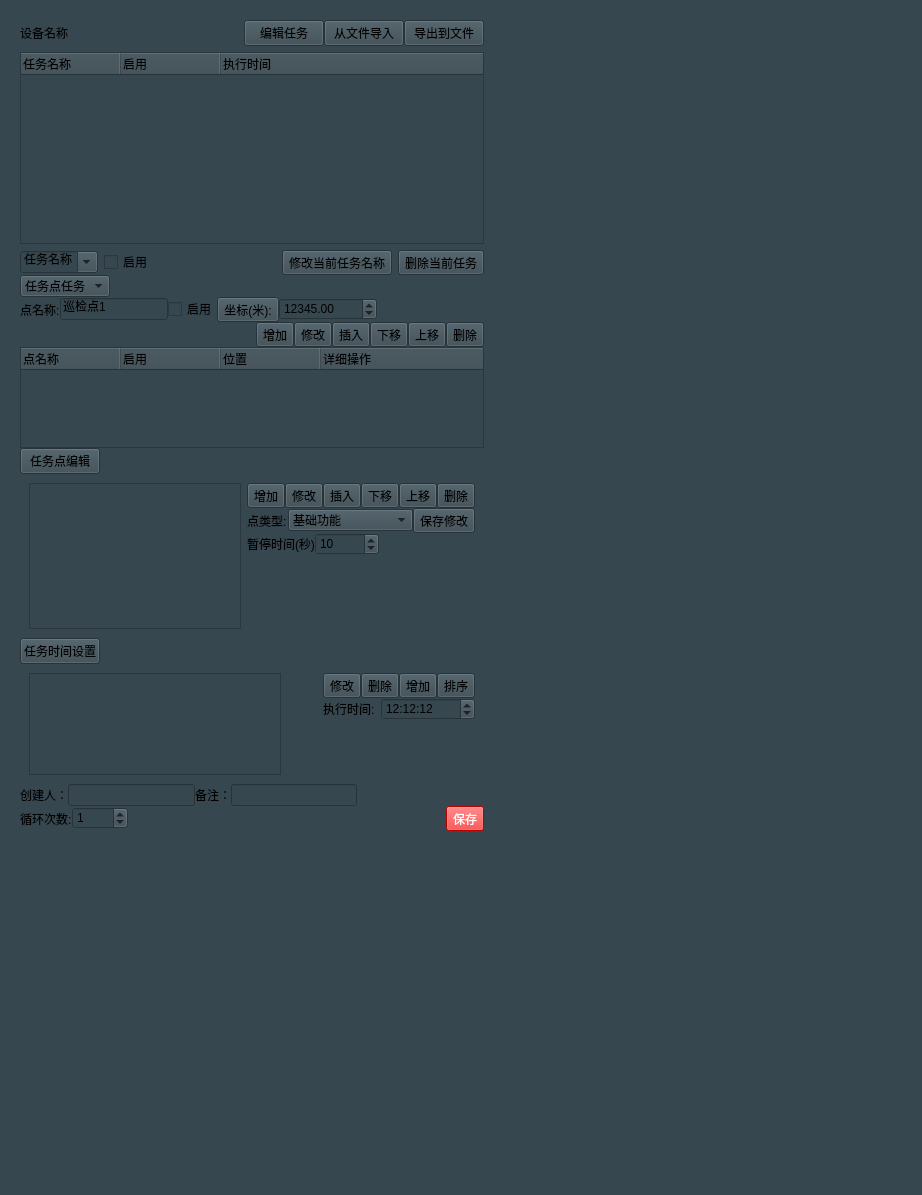
Qt form ShunDe/function/inspection.ui (imtangsheng/QtClient) before a commit.
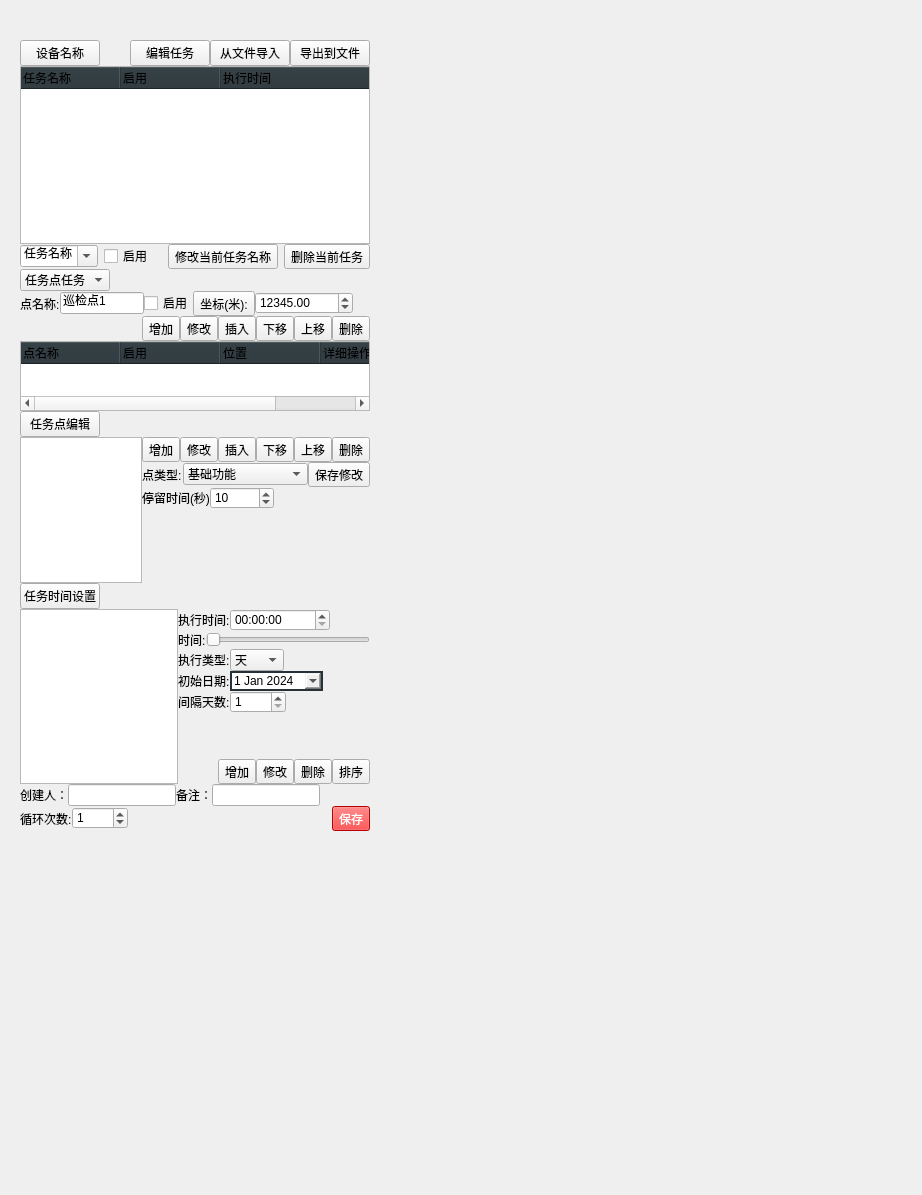
The same form after that commit. The open tabs and pages were chosen to show the change. Icons and pictures are not drawn.

Commit message: 巡检时间设置支持天数，星期来设置

Diff of the .ui file:
```diff
--- a/ShunDe/function/inspection.ui
+++ b/ShunDe/function/inspection.ui
@@ -10,232 +10,6 @@
     <height>1195</height>
    </rect>
   </property>
-  <property name="palette">
-   <palette>
-    <active>
-     <colorrole role="WindowText">
-      <brush brushstyle="SolidPattern">
-       <color alpha="255">
-        <red>255</red>
-        <green>255</green>
-        <blue>255</blue>
-       </color>
-      </brush>
-     </colorrole>
-     <colorrole role="Button">
-      <brush brushstyle="SolidPattern">
-       <color alpha="255">
-        <red>55</red>
-        <green>71</green>
-        <blue>79</blue>
-       </color>
-      </brush>
-     </colorrole>
-     <colorrole role="Text">
-      <brush brushstyle="SolidPattern">
-       <color alpha="255">
-        <red>197</red>
-        <green>200</green>
-        <blue>206</blue>
-       </color>
-      </brush>
-     </colorrole>
-     <colorrole role="ButtonText">
-      <brush brushstyle="SolidPattern">
-       <color alpha="255">
-        <red>197</red>
-        <green>200</green>
-        <blue>206</blue>
-       </color>
-      </brush>
-     </colorrole>
-     <colorrole role="Base">
-      <brush brushstyle="SolidPattern">
-       <color alpha="255">
-        <red>55</red>
-        <green>71</green>
-        <blue>79</blue>
-       </color>
-      </brush>
-     </colorrole>
-     <colorrole role="Window">
-      <brush brushstyle="SolidPattern">
-       <color alpha="255">
-        <red>55</red>
-        <green>71</green>
-        <blue>79</blue>
-       </color>
-      </brush>
-     </colorrole>
-     <colorrole role="HighlightedText">
-      <brush brushstyle="SolidPattern">
-       <color alpha="255">
-        <red>170</red>
-        <green>255</green>
-        <blue>255</blue>
-       </color>
-      </brush>
-     </colorrole>
-     <colorrole role="ToolTipText">
-      <brush brushstyle="SolidPattern">
-       <color alpha="255">
-        <red>255</red>
-        <green>255</green>
-        <blue>255</blue>
-       </color>
-      </brush>
-     </colorrole>
-     <colorrole role="PlaceholderText">
-      <brush brushstyle="SolidPattern">
-       <color alpha="128">
-        <red>197</red>
-        <green>200</green>
-        <blue>206</blue>
-       </color>
-      </brush>
-     </colorrole>
-    </active>
-    <inactive>
-     <colorrole role="WindowText">
-      <brush brushstyle="SolidPattern">
-       <color alpha="255">
-        <red>255</red>
-        <green>255</green>
-        <blue>255</blue>
-       </color>
-      </brush>
-     </colorrole>
-     <colorrole role="Button">
-      <brush brushstyle="SolidPattern">
-       <color alpha="255">
-        <red>55</red>
-        <green>71</green>
-        <blue>79</blue>
-       </color>
-      </brush>
-     </colorrole>
-     <colorrole role="Text">
-      <brush brushstyle="SolidPattern">
-       <color alpha="255">
-        <red>197</red>
-        <green>200</green>
-        <blue>206</blue>
-       </color>
-      </brush>
-     </colorrole>
-     <colorrole role="ButtonText">
-      <brush brushstyle="SolidPattern">
-       <color alpha="255">
-        <red>197</red>
-        <green>200</green>
-        <blue>206</blue>
-       </color>
-      </brush>
-     </colorrole>
-     <colorrole role="Base">
-      <brush brushstyle="SolidPattern">
-       <color alpha="255">
-        <red>55</red>
-        <green>71</green>
-        <blue>79</blue>
-       </color>
-      </brush>
-     </colorrole>
-     <colorrole role="Window">
-      <brush brushstyle="SolidPattern">
-       <color alpha="255">
-        <red>55</red>
-        <green>71</green>
-        <blue>79</blue>
-       </color>
-      </brush>
-     </colorrole>
-     <colorrole role="HighlightedText">
-      <brush brushstyle="SolidPattern">
-       <color alpha="255">
-        <red>170</red>
-        <green>255</green>
-        <blue>255</blue>
-       </color>
-      </brush>
-     </colorrole>
-     <colorrole role="ToolTipText">
-      <brush brushstyle="SolidPattern">
-       <color alpha="255">
-        <red>255</red>
-        <green>255</green>
-        <blue>255</blue>
-       </color>
-      </brush>
-     </colorrole>
-     <colorrole role="PlaceholderText">
-      <brush brushstyle="SolidPattern">
-       <color alpha="128">
-        <red>197</red>
-        <green>200</green>
-        <blue>206</blue>
-       </color>
-      </brush>
-     </colorrole>
-    </inactive>
-    <disabled>
-     <colorrole role="Button">
-      <brush brushstyle="SolidPattern">
-       <color alpha="255">
-        <red>55</red>
-        <green>71</green>
-        <blue>79</blue>
-       </color>
-      </brush>
-     </colorrole>
-     <colorrole role="Base">
-      <brush brushstyle="SolidPattern">
-       <color alpha="255">
-        <red>55</red>
-        <green>71</green>
-        <blue>79</blue>
-       </color>
-      </brush>
-     </colorrole>
-     <colorrole role="Window">
-      <brush brushstyle="SolidPattern">
-       <color alpha="255">
-        <red>55</red>
-        <green>71</green>
-        <blue>79</blue>
-       </color>
-      </brush>
-     </colorrole>
-     <colorrole role="HighlightedText">
-      <brush brushstyle="SolidPattern">
-       <color alpha="255">
-        <red>170</red>
-        <green>255</green>
-        <blue>255</blue>
-       </color>
-      </brush>
-     </colorrole>
-     <colorrole role="ToolTipText">
-      <brush brushstyle="SolidPattern">
-       <color alpha="255">
-        <red>255</red>
-        <green>255</green>
-        <blue>255</blue>
-       </color>
-      </brush>
-     </colorrole>
-     <colorrole role="PlaceholderText">
-      <brush brushstyle="SolidPattern">
-       <color alpha="128">
-        <red>197</red>
-        <green>200</green>
-        <blue>206</blue>
-       </color>
-      </brush>
-     </colorrole>
-    </disabled>
-   </palette>
-  </property>
   <property name="windowTitle">
    <string>巡检功能</string>
   </property>
@@ -243,16 +17,13 @@
    <iconset resource="../resource.qrc">
     <normaloff>:/asset/titler/Robot.svg</normaloff>:/asset/titler/Robot.svg</iconset>
   </property>
-  <property name="styleSheet">
-   <string notr="true">background-color: rgb(55, 71, 79);</string>
-  </property>
   <widget class="QWidget" name="widget_inspection" native="true">
    <property name="geometry">
     <rect>
      <x>20</x>
-     <y>20</y>
-     <width>464</width>
-     <height>811</height>
+     <y>40</y>
+     <width>350</width>
+     <height>791</height>
     </rect>
    </property>
    <property name="maximumSize">
@@ -278,16 +49,52 @@
 border-image: url(:/asset/HomeWindow/Speed_Add.svg);
 border-width: 1px;
 }
+
+QDateEdit::down-button {
+subcontrol-origin: border;
+subcontrol-position: left;
+width: 16px;
+height: 16px;
+border-image: url(:/asset/HomeWindow/Speed_Sub.svg);
+border-width: 1px;
+}
+QDateEdit::up-button {
+subcontrol-origin: border;
+subcontrol-position: right;
+width: 16px;
+height: 16px;
+border-image: url(:/asset/HomeWindow/Speed_Add.svg);
+border-width: 1px;
+}
+
+QHeaderView::section { 
+	background-color: rgb(38, 50, 56);
+}
 </string>
    </property>
    <layout class="QVBoxLayout" name="verticalLayout_3" stretch="0,0,10">
+    <property name="spacing">
+     <number>0</number>
+    </property>
+    <property name="leftMargin">
+     <number>0</number>
+    </property>
+    <property name="topMargin">
+     <number>0</number>
+    </property>
+    <property name="rightMargin">
+     <number>0</number>
+    </property>
+    <property name="bottomMargin">
+     <number>0</number>
+    </property>
     <item>
      <layout class="QHBoxLayout" name="horizontalLayout_5">
       <property name="spacing">
        <number>0</number>
       </property>
       <item>
-       <widget class="QLabel" name="label_robot_name">
+       <widget class="QPushButton" name="pushButton_robot_name">
         <property name="text">
          <string>设备名称</string>
         </property>
@@ -740,6 +547,21 @@
        <item>
         <widget class="QWidget" name="widgetActionSetting" native="true">
          <layout class="QHBoxLayout" name="horizontalLayout_22">
+          <property name="spacing">
+           <number>0</number>
+          </property>
+          <property name="leftMargin">
+           <number>0</number>
+          </property>
+          <property name="topMargin">
+           <number>0</number>
+          </property>
+          <property name="rightMargin">
+           <number>0</number>
+          </property>
+          <property name="bottomMargin">
+           <number>0</number>
+          </property>
           <item>
            <widget class="QListWidget" name="listWidget_task_point_action">
             <property name="sizePolicy">
@@ -766,6 +588,19 @@
               <property name="spacing">
                <number>0</number>
               </property>
+              <item>
+               <spacer name="horizontalSpacer_23">
+                <property name="orientation">
+                 <enum>Qt::Horizontal</enum>
+                </property>
+                <property name="sizeHint" stdset="0">
+                 <size>
+                  <width>40</width>
+                  <height>20</height>
+                 </size>
+                </property>
+               </spacer>
+              </item>
               <item>
                <widget class="QToolButton" name="toolButton_task_point_action_add">
                 <property name="text">
@@ -909,7 +744,7 @@
                   <item>
                    <widget class="QLabel" name="label_8">
                     <property name="text">
-                     <string>暂停时间(秒)</string>
+                     <string>停留时间(秒)</string>
                     </property>
                    </widget>
                   </item>
@@ -1517,7 +1352,22 @@
        </item>
        <item>
         <widget class="QWidget" name="widgetTimeSetting" native="true">
-         <layout class="QHBoxLayout" name="horizontalLayout_23">
+         <layout class="QHBoxLayout" name="horizontalLayout_23" stretch="1,0">
+          <property name="spacing">
+           <number>0</number>
+          </property>
+          <property name="leftMargin">
+           <number>0</number>
+          </property>
+          <property name="topMargin">
+           <number>0</number>
+          </property>
+          <property name="rightMargin">
+           <number>0</number>
+          </property>
+          <property name="bottomMargin">
+           <number>0</number>
+          </property>
           <item>
            <widget class="QListWidget" name="listWidget_task_time">
             <property name="sizePolicy">
@@ -1535,60 +1385,18 @@
            </widget>
           </item>
           <item>
-           <spacer name="horizontalSpacer_16">
-            <property name="orientation">
-             <enum>Qt::Horizontal</enum>
-            </property>
-            <property name="sizeHint" stdset="0">
-             <size>
-              <width>40</width>
-              <height>20</height>
-             </size>
-            </property>
-           </spacer>
-          </item>
-          <item>
-           <layout class="QVBoxLayout" name="verticalLayout_6">
+           <layout class="QVBoxLayout" name="verticalLayout_time_setting">
             <property name="spacing">
              <number>0</number>
             </property>
             <item>
-             <layout class="QHBoxLayout" name="horizontalLayout_17">
-              <item>
-               <widget class="QToolButton" name="toolButton_task_time_update">
-                <property name="text">
-                 <string>修改</string>
-                </property>
-               </widget>
-              </item>
-              <item>
-               <widget class="QToolButton" name="toolButton_task_time_delete">
-                <property name="text">
-                 <string>删除</string>
-                </property>
-               </widget>
-              </item>
-              <item>
-               <widget class="QToolButton" name="toolButton_task_time_add">
-                <property name="text">
-                 <string>增加</string>
-                </property>
-               </widget>
-              </item>
-              <item>
-               <widget class="QToolButton" name="toolButton_task_time_sort">
-                <property name="text">
-                 <string>排序</string>
-                </property>
-               </widget>
-              </item>
-             </layout>
-            </item>
-            <item>
-             <layout class="QHBoxLayout" name="horizontalLayout_16">
+             <layout class="QHBoxLayout" name="horizontalLayout_16" stretch="0,10,0">
               <property name="spacing">
                <number>0</number>
               </property>
+              <property name="bottomMargin">
+               <number>0</number>
+              </property>
               <item>
                <widget class="QLabel" name="label_7">
                 <property name="text">
@@ -1623,20 +1431,394 @@
 border-width: 1px;
 }</string>
                 </property>
+                <property name="minimumDate">
+                 <date>
+                  <year>2001</year>
+                  <month>1</month>
+                  <day>1</day>
+                 </date>
+                </property>
+                <property name="currentSection">
+                 <enum>QDateTimeEdit::HourSection</enum>
+                </property>
                 <property name="displayFormat">
-                 <string>h:mm:ss</string>
+                 <string>hh:mm:ss</string>
                 </property>
                 <property name="time">
                  <time>
-                  <hour>12</hour>
-                  <minute>12</minute>
-                  <second>12</second>
+                  <hour>0</hour>
+                  <minute>0</minute>
+                  <second>0</second>
                  </time>
                 </property>
                </widget>
               </item>
+              <item>
+               <spacer name="horizontalSpacer_25">
+                <property name="orientation">
+                 <enum>Qt::Horizontal</enum>
+                </property>
+                <property name="sizeHint" stdset="0">
+                 <size>
+                  <width>40</width>
+                  <height>20</height>
+                 </size>
+                </property>
+               </spacer>
+              </item>
              </layout>
             </item>
+            <item>
+             <layout class="QHBoxLayout" name="horizontalLayout_26" stretch="0,1">
+              <property name="spacing">
+               <number>0</number>
+              </property>
+              <item>
+               <widget class="QLabel" name="label_4">
+                <property name="text">
+                 <string>时间:</string>
+                </property>
+               </widget>
+              </item>
+              <item>
+               <widget class="QSlider" name="horizontalSlider_time">
+                <property name="maximum">
+                 <number>86399</number>
+                </property>
+                <property name="singleStep">
+                 <number>60</number>
+                </property>
+                <property name="orientation">
+                 <enum>Qt::Horizontal</enum>
+                </property>
+               </widget>
+              </item>
+             </layout>
+            </item>
+            <item>
+             <layout class="QHBoxLayout" name="horizontalLayout_27">
+              <item>
+               <widget class="QLabel" name="label_19">
+                <property name="text">
+                 <string>执行类型:</string>
+                </property>
+               </widget>
+              </item>
+              <item>
+               <widget class="QComboBox" name="comboBox_type_time">
+                <property name="currentIndex">
+                 <number>0</number>
+                </property>
+                <item>
+                 <property name="text">
+                  <string>天</string>
+                 </property>
+                </item>
+                <item>
+                 <property name="text">
+                  <string>星期</string>
+                 </property>
+                </item>
+               </widget>
+              </item>
+              <item>
+               <spacer name="horizontalSpacer_24">
+                <property name="orientation">
+                 <enum>Qt::Horizontal</enum>
+                </property>
+                <property name="sizeHint" stdset="0">
+                 <size>
+                  <width>40</width>
+                  <height>20</height>
+                 </size>
+                </property>
+               </spacer>
+              </item>
+             </layout>
+            </item>
+            <item>
+             <widget class="QStackedWidget" name="stackedWidget_typeTime">
+              <property name="sizePolicy">
+               <sizepolicy hsizetype="Minimum" vsizetype="Minimum">
+                <horstretch>0</horstretch>
+                <verstretch>0</verstretch>
+               </sizepolicy>
+              </property>
+              <property name="currentIndex">
+               <number>0</number>
+              </property>
+              <widget class="QWidget" name="page_days">
+               <layout class="QVBoxLayout" name="verticalLayout_7">
+                <property name="spacing">
+                 <number>0</number>
+                </property>
+                <property name="leftMargin">
+                 <number>0</number>
+                </property>
+                <property name="topMargin">
+                 <number>0</number>
+                </property>
+                <property name="rightMargin">
+                 <number>0</number>
+                </property>
+                <property name="bottomMargin">
+                 <number>0</number>
+                </property>
+                <item>
+                 <layout class="QHBoxLayout" name="horizontalLayout_25">
+                  <item>
+                   <widget class="QLabel" name="label_17">
+                    <property name="text">
+                     <string>初始日期:</string>
+                    </property>
+                   </widget>
+                  </item>
+                  <item>
+                   <widget class="QDateEdit" name="dateEdit_days_interval_begin">
+                    <property name="styleSheet">
+                     <string notr="true">QDateEdit::down-arrow {
+	
+	image: url(:/asset/HomeWindow/PTZControl_TILT_DOWN.svg);
+
+}
+QDateEdit {
+border: 2px solid #263238;
+
+}
+</string>
+                    </property>
+                    <property name="dateTime">
+                     <datetime>
+                      <hour>0</hour>
+                      <minute>0</minute>
+                      <second>0</second>
+                      <year>2024</year>
+                      <month>1</month>
+                      <day>1</day>
+                     </datetime>
+                    </property>
+                    <property name="time">
+                     <time>
+                      <hour>0</hour>
+                      <minute>0</minute>
+                      <second>0</second>
+                     </time>
+                    </property>
+                    <property name="minimumDateTime">
+                     <datetime>
+                      <hour>0</hour>
+                      <minute>0</minute>
+                      <second>0</second>
+                      <year>2023</year>
+                      <month>12</month>
+                      <day>31</day>
+                     </datetime>
+                    </property>
+                    <property name="minimumDate">
+                     <date>
+                      <year>2023</year>
+                      <month>12</month>
+                      <day>31</day>
+                     </date>
+                    </property>
+                    <property name="minimumTime">
+                     <time>
+                      <hour>0</hour>
+                      <minute>0</minute>
+                      <second>0</second>
+                     </time>
+                    </property>
+                    <property name="calendarPopup">
+                     <bool>true</bool>
+                    </property>
+                    <property name="date">
+                     <date>
+                      <year>2024</year>
+                      <month>1</month>
+                      <day>1</day>
+                     </date>
+                    </property>
+                   </widget>
+                  </item>
+                  <item>
+                   <spacer name="horizontalSpacer_19">
+                    <property name="orientation">
+                     <enum>Qt::Horizontal</enum>
+                    </property>
+                    <property name="sizeHint" stdset="0">
+                     <size>
+                      <width>40</width>
+                      <height>20</height>
+                     </size>
+                    </property>
+                   </spacer>
+                  </item>
+                 </layout>
+                </item>
+                <item>
+                 <layout class="QHBoxLayout" name="horizontalLayout_24">
+                  <item>
+                   <widget class="QLabel" name="label_16">
+                    <property name="text">
+                     <string>间隔天数:</string>
+                    </property>
+                   </widget>
+                  </item>
+                  <item>
+                   <widget class="QSpinBox" name="spinBox_days_interval">
+                    <property name="minimumSize">
+                     <size>
+                      <width>56</width>
+                      <height>0</height>
+                     </size>
+                    </property>
+                    <property name="minimum">
+                     <number>1</number>
+                    </property>
+                    <property name="value">
+                     <number>1</number>
+                    </property>
+                   </widget>
+                  </item>
+                  <item>
+                   <spacer name="horizontalSpacer_20">
+                    <property name="orientation">
+                     <enum>Qt::Horizontal</enum>
+                    </property>
+                    <property name="sizeHint" stdset="0">
+                     <size>
+                      <width>40</width>
+                      <height>20</height>
+                     </size>
+                    </property>
+                   </spacer>
+                  </item>
+                 </layout>
+                </item>
+                <item>
+                 <spacer name="verticalSpacer_11">
+                  <property name="orientation">
+                   <enum>Qt::Vertical</enum>
+                  </property>
+                  <property name="sizeHint" stdset="0">
+                   <size>
+                    <width>20</width>
+                    <height>40</height>
+                   </size>
+                  </property>
+                 </spacer>
+                </item>
+               </layout>
+              </widget>
+              <widget class="QWidget" name="page_2">
+               <layout class="QGridLayout" name="gridLayout">
+                <property name="leftMargin">
+                 <number>0</number>
+                </property>
+                <property name="topMargin">
+                 <number>0</number>
+                </property>
+                <property name="rightMargin">
+                 <number>0</number>
+                </property>
+                <property name="bottomMargin">
+                 <number>0</number>
+                </property>
+                <property name="spacing">
+                 <number>0</number>
+                </property>
+                <item row="2" column="2">
+                 <widget class="QCheckBox" name="checkBox_time_week_6">
+                  <property name="text">
+                   <string>六</string>
+                  </property>
+                 </widget>
+                </item>
+                <item row="2" column="1">
+                 <widget class="QCheckBox" name="checkBox_time_week_5">
+                  <property name="text">
+                   <string>五</string>
+                  </property>
+                 </widget>
+                </item>
+                <item row="2" column="0">
+                 <widget class="QCheckBox" name="checkBox_time_week_4">
+                  <property name="text">
+                   <string>四</string>
+                  </property>
+                 </widget>
+                </item>
+                <item row="0" column="2">
+                 <widget class="QCheckBox" name="checkBox_time_week_2">
+                  <property name="sizePolicy">
+                   <sizepolicy hsizetype="Minimum" vsizetype="Minimum">
+                    <horstretch>0</horstretch>
+                    <verstretch>0</verstretch>
+                   </sizepolicy>
+                  </property>
+                  <property name="text">
+                   <string>二</string>
+                  </property>
+                 </widget>
+                </item>
+                <item row="0" column="1">
+                 <widget class="QCheckBox" name="checkBox_time_week_1">
+                  <property name="text">
+                   <string>一</string>
+                  </property>
+                 </widget>
+                </item>
+                <item row="0" column="4">
+                 <spacer name="horizontalSpacer_22">
+                  <property name="orientation">
+                   <enum>Qt::Horizontal</enum>
+                  </property>
+                  <property name="sizeHint" stdset="0">
+                   <size>
+                    <width>40</width>
+                    <height>20</height>
+                   </size>
+                  </property>
+                 </spacer>
+                </item>
+                <item row="2" column="3">
+                 <widget class="QCheckBox" name="checkBox_time_week_7">
+                  <property name="text">
+                   <string>天</string>
+                  </property>
+                 </widget>
+                </item>
+                <item row="0" column="3">
+                 <widget class="QCheckBox" name="checkBox_time_week_3">
+                  <property name="text">
+                   <string>三</string>
+                  </property>
+                 </widget>
+                </item>
+                <item row="0" column="0">
+                 <widget class="QLabel" name="label_18">
+                  <property name="text">
+                   <string>星期:</string>
+                  </property>
+                 </widget>
+                </item>
+                <item row="3" column="0">
+                 <spacer name="verticalSpacer_12">
+                  <property name="orientation">
+                   <enum>Qt::Vertical</enum>
+                  </property>
+                  <property name="sizeHint" stdset="0">
+                   <size>
+                    <width>20</width>
+                    <height>40</height>
+                   </size>
+                  </property>
+                 </spacer>
+                </item>
+               </layout>
+              </widget>
+             </widget>
+            </item>
             <item>
              <spacer name="verticalSpacer_9">
               <property name="orientation">
@@ -1650,6 +1832,54 @@
               </property>
              </spacer>
             </item>
+            <item>
+             <layout class="QHBoxLayout" name="horizontalLayout_17">
+              <property name="spacing">
+               <number>0</number>
+              </property>
+              <item>
+               <spacer name="horizontalSpacer_21">
+                <property name="orientation">
+                 <enum>Qt::Horizontal</enum>
+                </property>
+                <property name="sizeHint" stdset="0">
+                 <size>
+                  <width>40</width>
+                  <height>20</height>
+                 </size>
+                </property>
+               </spacer>
+              </item>
+              <item>
+               <widget class="QToolButton" name="toolButton_task_time_add">
+                <property name="text">
+                 <string>增加</string>
+                </property>
+               </widget>
+              </item>
+              <item>
+               <widget class="QToolButton" name="toolButton_task_time_update">
+                <property name="text">
+                 <string>修改</string>
+                </property>
+               </widget>
+              </item>
+              <item>
+               <widget class="QToolButton" name="toolButton_task_time_delete">
+                <property name="text">
+                 <string>删除</string>
+                </property>
+               </widget>
+              </item>
+              <item>
+               <widget class="QToolButton" name="toolButton_task_time_sort">
+                <property name="text">
+                 <string>排序</string>
+                </property>
+               </widget>
+              </item>
+             </layout>
+            </item>
            </layout>
           </item>
          </layout>
```
Left out of the diff: 8 changed lines with no effect on the pictures. The commit also changes 11 other files.
